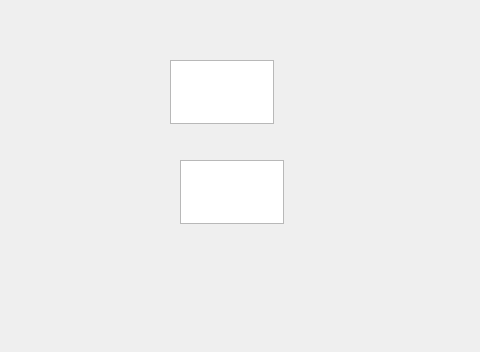
Above: mainwindow.ui from SwohamKayastha/Weather-API before the change; both pictures show x 0 to 480 and y 0 to 352 of the 800 by 600 pixel window. Below: the same form after it.
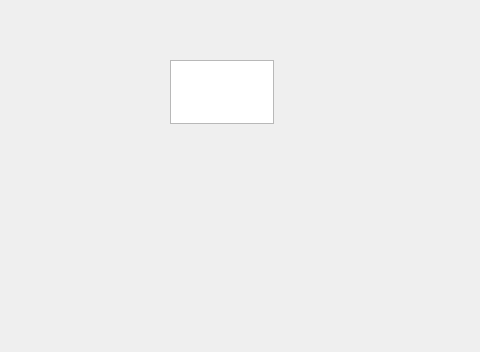
That is the form after the change.

```diff
--- a/mainwindow.ui
+++ b/mainwindow.ui
@@ -24,16 +24,6 @@
      </rect>
     </property>
    </widget>
-   <widget class="QTextEdit" name="Lat">
-    <property name="geometry">
-     <rect>
-      <x>180</x>
-      <y>160</y>
-      <width>104</width>
-      <height>64</height>
-     </rect>
-    </property>
-   </widget>
   </widget>
   <widget class="QMenuBar" name="menubar">
    <property name="geometry">
```
